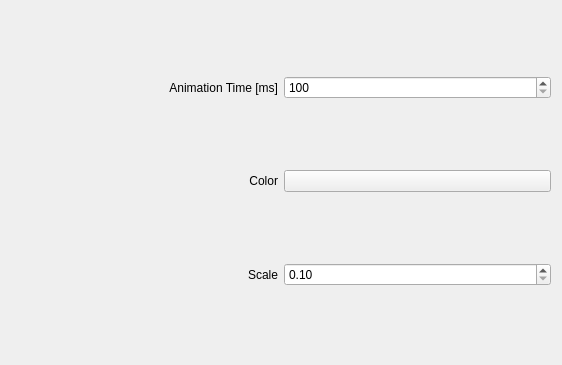
First picture: the form in kwin/energize-b/config.ui, repository Schneegans/Burn-My-Windows, before the edit.
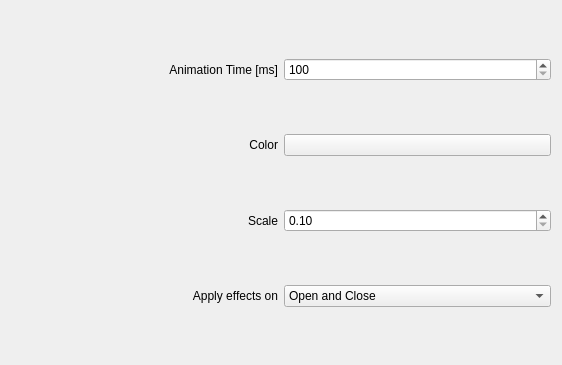
Second picture: the form after the edit. Custom widgets are drawn as their Qt base class.

Commit message: :tada: Apply effect on open only or close only

Patch:
```diff
--- a/kwin/energize-b/config.ui
+++ b/kwin/energize-b/config.ui
@@ -83,6 +83,40 @@
                     </property>
                 </widget>
             </item>
+        
+            <item row="3" column="0">
+                <widget class="QLabel" name="label_ApplyEffectsOn">
+                    <property name="text">
+                        <string>Apply effects on</string>
+                    </property>
+                    <property name="alignment">
+                        <set>Qt::AlignmentFlag::AlignRight|Qt::AlignmentFlag::AlignTrailing|Qt::AlignmentFlag::AlignVCenter</set>
+                    </property>
+                </widget>
+            </item>
+            <item row="3" column="1">
+                <widget class="QComboBox" name="kcfg_ApplyEffectsOn">
+                                        <property name="currentIndex">
+                        <number>2</number>
+                    </property>
+<item>
+                        <property name="text">
+                            <string>Open only</string>
+                        </property>
+                    </item>
+                    <item>
+                        <property name="text">
+                            <string>Close only</string>
+                        </property>
+                    </item>
+                    <item>
+                        <property name="text">
+                            <string>Open and Close</string>
+                        </property>
+                    </item>
+                </widget>
+            </item>
+
         </layout>
     </widget>
     <customwidgets>
```
The commit also changes 38 other files.
